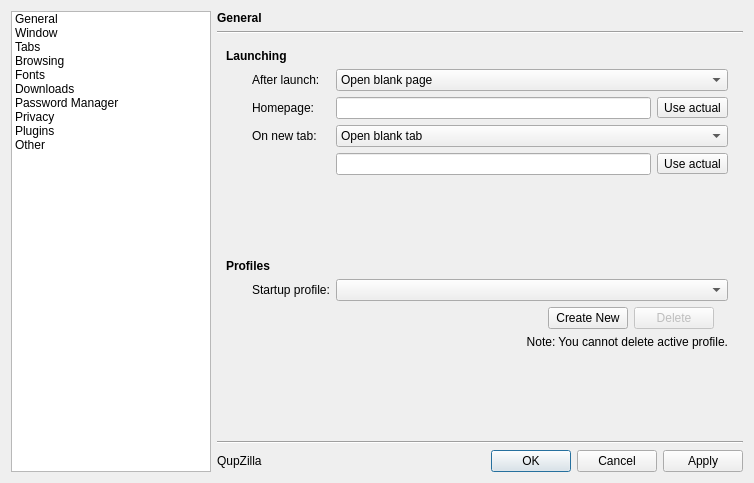
Qt form src/preferences/preferences.ui (QupZilla/qupzilla) before a commit.
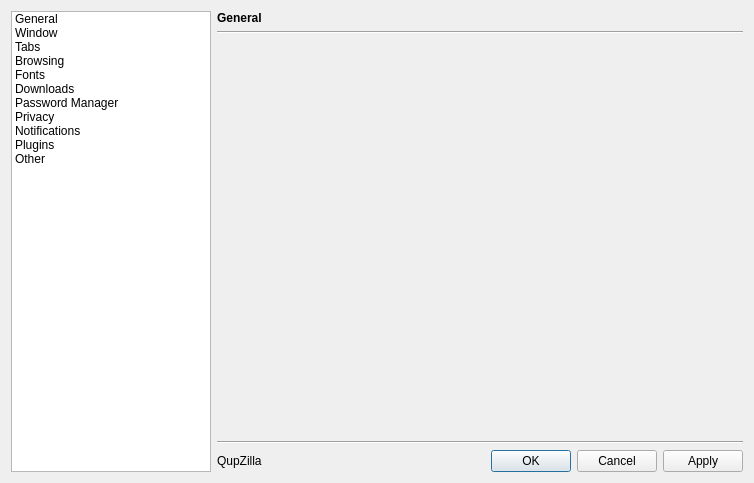
The same form after that commit. The open tabs and pages were chosen to show the change. Icons and pictures are not drawn. Custom widgets are drawn as their Qt base class.

What changed in the file:
```diff
--- a/src/preferences/preferences.ui
+++ b/src/preferences/preferences.ui
@@ -151,13 +151,25 @@
      </item>
      <item>
       <property name="text">
-       <string>Plugins</string>
+       <string>Notifications</string>
       </property>
       <property name="whatsThis">
        <string notr="true">8</string>
       </property>
       <property name="icon">
        <iconset resource="../data/icons.qrc">
+        <normaloff>:/icons/preferences/stock_dialog-question.png</normaloff>:/icons/preferences/stock_dialog-question.png</iconset>
+      </property>
+     </item>
+     <item>
+      <property name="text">
+       <string>Plugins</string>
+      </property>
+      <property name="whatsThis">
+       <string notr="true">9</string>
+      </property>
+      <property name="icon">
+       <iconset resource="../data/icons.qrc">
         <normaloff>:/icons/preferences/extension.png</normaloff>:/icons/preferences/extension.png</iconset>
       </property>
      </item>
@@ -1574,6 +1586,7 @@
        </item>
       </layout>
      </widget>
+     <widget class="QWidget" name="page_3"/>
      <widget class="QWidget" name="page">
       <layout class="QGridLayout" name="gridLayout_14">
        <item row="0" column="0" colspan="2">
```
Left out of the diff: 2 changed lines with no effect on the pictures.
